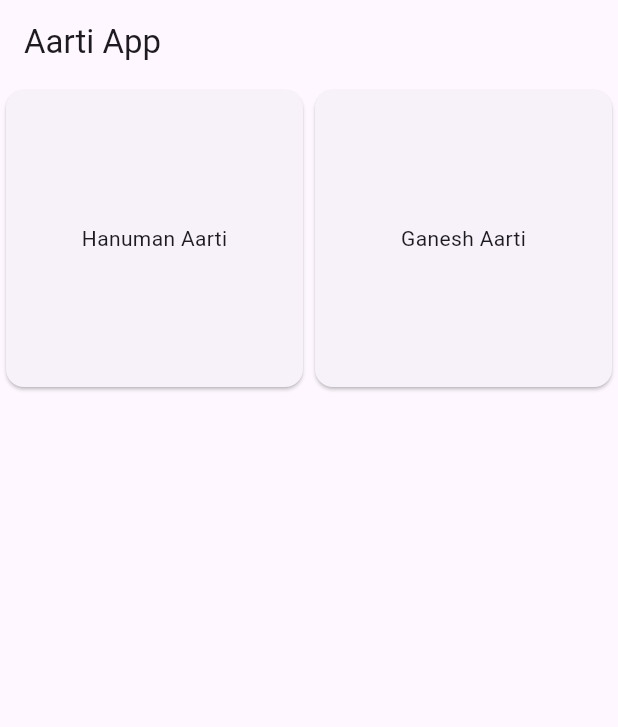
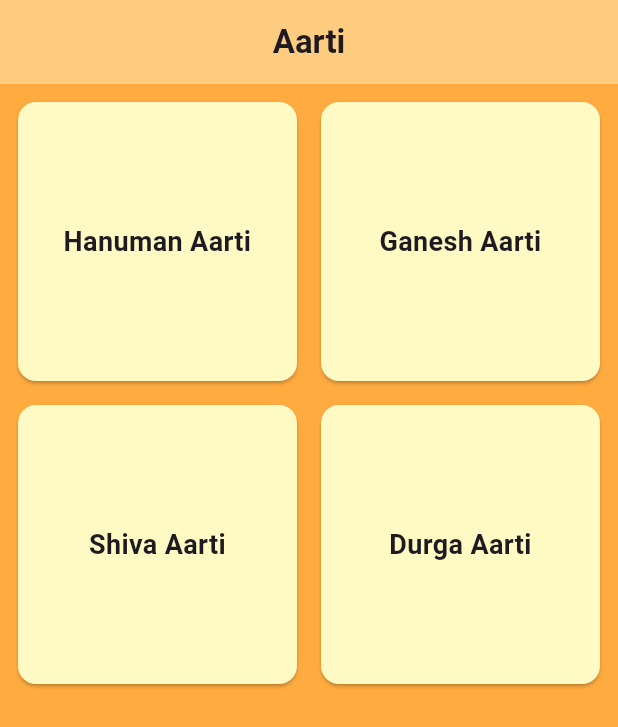
Before and after one commit to AtharvMixraw/Aarti, a Flutter app: the screen it shows after launch, on a phone screen of 412 x 824 dp. Shown: the top 727 px of the screen. Run offline on Flutter 3.47's test engine with Material 3 defaults, Android fonts, the phone set to English and light mode, and no system bars.

Commit message:
UI enhancements and loading screen

```diff
--- a/lib/screens/home_screen.dart
+++ b/lib/screens/home_screen.dart
@@ -3,18 +3,51 @@ import 'package:aarti/widgets/aarti_card.dart';
 
 class HomeScreen extends StatelessWidget {
 
+  Future<List<String>> _loadAartiTitles() async {
+    await Future.delayed(Duration(seconds: 3));
+    return ['Hanuman Aarti' , 'Ganesh Aarti', 'Shiva Aarti', 'Durga Aarti'];
+  }
+
   @override
   Widget build(BuildContext context) {
     return Scaffold(
       appBar: AppBar(
-        title: Text('Aarti App'),
+        backgroundColor: Colors.orange[200],
+        title: Center( // Wrap the Text widget with Center
+          child: Text(
+            'Aarti',
+            textAlign: TextAlign.center,
+            style: TextStyle(
+              fontWeight: FontWeight.bold,
+            ),
+          ),
+        ),
+
       ),
-      body: GridView.count(
-        crossAxisCount: 2,
-        children: <Widget>[
-          AartiCard(title: 'Hanuman Aarti'),
-          AartiCard(title: 'Ganesh Aarti'),
-        ],
+      body: Container(
+        color: Colors.orangeAccent,  // Set the desired background color here
+        child: FutureBuilder<List<String>>(
+          future: _loadAartiTitles(),
+          builder: (context, snapshot) {
+            if (snapshot.connectionState == ConnectionState.waiting) {
+              return Center(child: CircularProgressIndicator());
+            } else if (snapshot.hasError) {
+              return Center(child: Text('Error: ${snapshot.error}'));
+            } else if (snapshot.hasData) {
+              return Padding(
+                padding: const EdgeInsets.all(8.0),
+                child: GridView.count(
+                  crossAxisCount: 2,
+                  crossAxisSpacing: 8.0,
+                  mainAxisSpacing: 8.0,
+                  children: snapshot.data!.map((title) => AartiCard(title: title)).toList(),
+                ),
+              );
+            } else {
+              return Center(child: Text('No data available'));
+            }
+          },
+        ),
       ),
     );
   }
--- a/lib/widgets/aarti_card.dart
+++ b/lib/widgets/aarti_card.dart
@@ -8,13 +8,21 @@ class AartiCard extends StatelessWidget {
   @override
   Widget build(BuildContext context) {
     return Card(
+      color: Colors.yellow[100],
       child: InkWell(
         onTap: (){
           Navigator.push(context, MaterialPageRoute(builder: (context) => AartiDetailScreen(title: title)),
           );
         },
         child: Center(
-          child: Text(title),
+          child: Text(
+            title,
+            textAlign: TextAlign.center,
+            style: TextStyle(
+              fontSize: 18,
+              fontWeight: FontWeight.bold,
+            ),
+          ),
         ),
       )
     );
```
